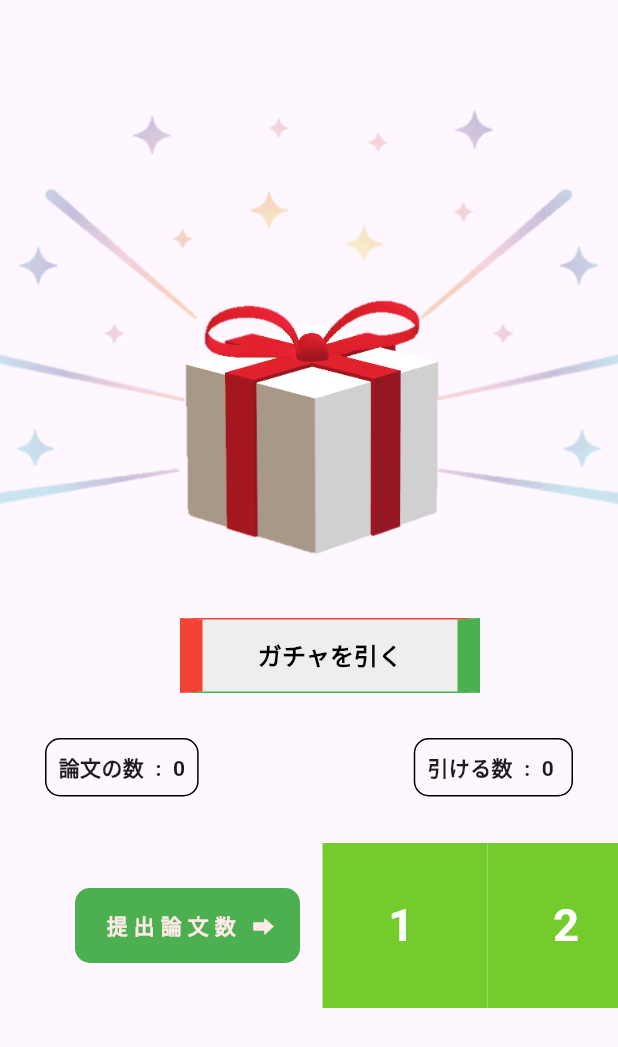
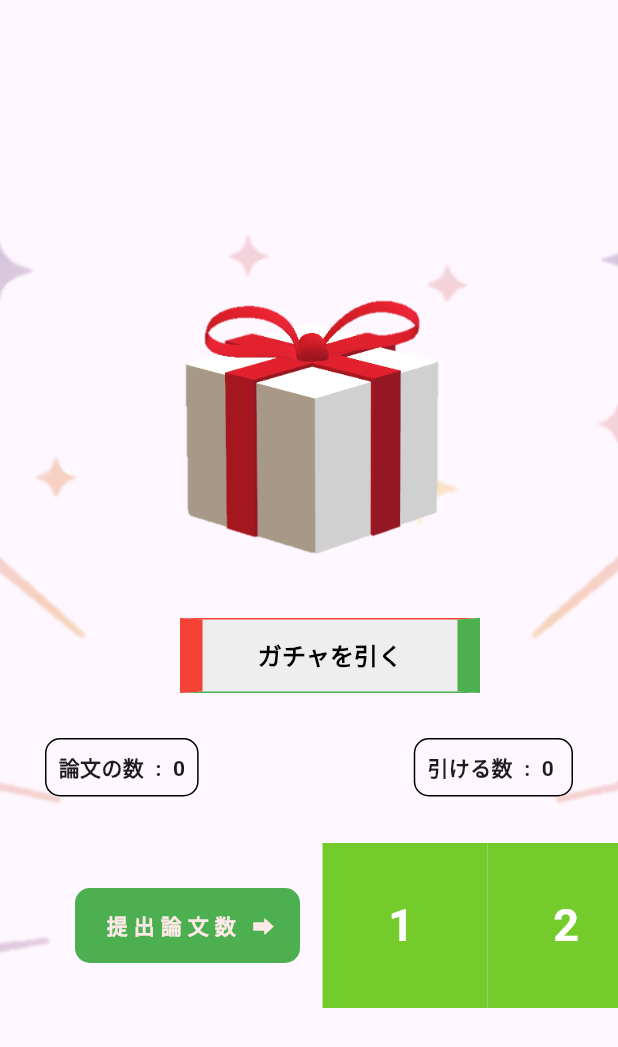
Before and after one commit to kip-i/grofessor, a Flutter app: the GachaPage widget shown alone on an empty page, opened directly, after a tap on "ガチャを引く", on a phone screen of 412 x 824 dp. Shown: the top 1047 px of the screen. Run offline on Flutter 3.47's test engine with Material 3 defaults, Android fonts, the phone set to English and light mode, and no system bars; our stand-ins replace cloud_firestore, firebase_auth, firebase_core, flutter_riverpod, freezed_annotation, marquee and 3 more; missing offline and left inert: dart:ffi, flutter_cube; accounts and stored records are empty; generated files the repository leaves out were written again; network calls fail.

Commit message:
update:リファクタリング

```diff
--- a/lib/gacha/gacha.dart
+++ b/lib/gacha/gacha.dart
@@ -5,7 +5,6 @@ import '../_state.dart';
 import 'showdialog_background.dart';
 import 'showdialog_nickname.dart';
 import 'showdialog_skin.dart';
-
 
 class Bubble extends StatelessWidget {
   final Widget child;
@@ -59,13 +58,7 @@ class GachaPage extends StatefulWidget {
 
 class GachaPageState extends State<GachaPage> {
   ScrollController _scrollController1 = ScrollController();
-
-  //int x = 10; // 現在の提出論文数が分かる
-  //int y = 20; // 現在の引けるガチャの数が分かる
-
-  String randomString =
-      'Tap the button to generate random string'; // ランダムな文字列を表示するための変数
-  // int y = 100;    //debug
+  String randomString = 'Tap the button to generate random string';
 
   @override
   Widget build(BuildContext context) {
@@ -73,30 +66,17 @@ class GachaPageState extends State<GachaPage> {
     final achieveProvider = Provider.of<AchieveProvider>(context, listen: false);
     final userProvider = Provider.of<UserProvider>(context, listen: false);
     final haveItemProvider = Provider.of<HaveItemProvider>(context, listen: false);
-    int x = achieveProvider.paperNum;
-    // int x = 10;
-    int y = gachaProvider.gachaTicket;
-    // int y = 10;
+    int paperNum = achieveProvider.paperNum;
+    int gachaTicket = gachaProvider.gachaTicket;
 
-    // gachaProvider.setGachaTicket(userProvider.userId, 1);
     void generateRandomString() {
-      print('リスト生成'+gachaProvider.gachaTicket.toString());
-      List<String> elements =
-          // gachaProvider.notHaveNickNameIdList;
-          gachaProvider.notHaveNickNameIdList +
+      List<String> elements = gachaProvider.notHaveNickNameIdList +
           gachaProvider.notHaveCharacterIdList +
           gachaProvider.notHaveBackgroundIdList;
-          // gachaProvider.notHaveBackgroundIdList;
-          // gachaProvider.notHaveCharacterIdList;
-          // gachaProvider.notHaveNickNameIdList;
-      print('y'+y.toString());
-      print(gachaProvider.notHaveBackgroundIdList);
-      print(gachaProvider.notHaveNickNameIdList);
-      print(gachaProvider.notHaveCharacterIdList);
 
-      if (elements.isEmpty || y <= 0) {
+      if (elements.isEmpty || gachaTicket <= 0) {
         setState(() {
-          randomString = 'もう出ないよ'; // 全ての要素が表示されたらガチャが引けなくなる
+          randomString = 'もう出ないよ';
         });
         return;
       }
@@ -104,27 +84,21 @@ class GachaPageState extends State<GachaPage> {
       Random random = Random();
       int randomIndex = random.nextInt(elements.length);
       String selectedElement = elements[randomIndex];
-      print('引く前'+ gachaProvider.gachaTicket.toString());
       setState(() {
         randomString = selectedElement;
-        // y = y - 1; // ガチャを引いたら'y'の値を1減らす
         gachaProvider.setGachaTicket(userProvider.userId, -1);
       });
-      print('引く後' + gachaProvider.gachaTicket.toString());
-      print('ガチャ排出：'+selectedElement.toString());
-      print(elements);
+
       if (selectedElement.startsWith('b')) {
         gachaProvider.setNotHaveBackgroundIdList(userProvider.userId, selectedElement);
         haveItemProvider.setHaveBackgroundIdList(userProvider.userId, selectedElement);
         showDialogBackground(context, selectedElement);
       } else if (selectedElement.startsWith('n')) {
-        gachaProvider.setNotHaveNickNameIdList(
-            userProvider.userId, selectedElement);
+        gachaProvider.setNotHaveNickNameIdList(userProvider.userId, selectedElement);
         haveItemProvider.setHaveNickNameIdList(userProvider.userId, selectedElement);
         showDialogNickname(context, selectedElement);
       }else{
-        gachaProvider.setNotHaveCharacterIdList(
-            userProvider.userId, selectedElement);
+        gachaProvider.setNotHaveCharacterIdList(userProvider.userId, selectedElement);
         haveItemProvider.setHaveCharacterIdList(userProvider.userId, selectedElement);
         showDialogSkin(context, selectedElement);
       }
@@ -132,13 +106,23 @@ class GachaPageState extends State<GachaPage> {
 
     return Stack(
       children: [
-        Positioned(
+        _buildBackground(context),
+        _buildPresentImage(context),
+        _buildGachaButton(context, generateRandomString),
+        _buildPaperNumDisplay(context, paperNum),
+        _buildGachaTicketDisplay(context, gachaTicket),
+        _buildScrollingPaperNum(context, paperNum),
+      ],
+    );
+  }
+
+  Positioned _buildBackground(BuildContext context) {
+    return Positioned(
       top: 0,
       left: 0,
-          child:
-            Container(
+      child: Container(
         width: MediaQuery.of(context).size.width,
-              height: MediaQuery.of(context).size.width,
+        height: MediaQuery.of(context).size.height,
         alignment: Alignment.center,
         decoration: const BoxDecoration(
           image: DecorationImage(
@@ -146,10 +130,13 @@ class GachaPageState extends State<GachaPage> {
             fit: BoxFit.cover,
           ),
         ),
-            )
       ),
-        Positioned(
-          top: MediaQuery.of(context).size.width/2.3, // Adjust this value to change the vertical position
+    );
+  }
+
+  Positioned _buildPresentImage(BuildContext context) {
+    return Positioned(
+      top: MediaQuery.of(context).size.width/2.3,
       left: 100,
       child: Image.asset(
         'assets/images/present.png',
@@ -157,9 +144,12 @@ class GachaPageState extends State<GachaPage> {
         height: MediaQuery.of(context).size.width-200,
         fit: BoxFit.cover,
       ),
-        ),
-        Positioned(
-          top: MediaQuery.of(context).size.height/2, // Adjust this value to change the vertical position
+    );
+  }
+
+  Positioned _buildGachaButton(BuildContext context, VoidCallback generateRandomString) {
+    return Positioned(
+      top: MediaQuery.of(context).size.height/2,
       left: MediaQuery.of(context).size.width/2-110,
       child: ElevatedButton(
         onPressed: generateRandomString,
@@ -196,9 +186,12 @@ class GachaPageState extends State<GachaPage> {
           ),
         ),
       ),
-        ),
-        Positioned(
-          top:MediaQuery.of(context).size.height/2 + 80,
+    );
+  }
+
+  Positioned _buildPaperNumDisplay(BuildContext context, int paperNum) {
+    return Positioned(
+      top: MediaQuery.of(context).size.height/2 + 80,
       left: 30,
       child: Container(
         decoration: BoxDecoration(
@@ -208,15 +201,18 @@ class GachaPageState extends State<GachaPage> {
         child: Padding(
           padding: const EdgeInsets.all(8.0),
           child: Text(
-                '論文の数  :  $x',
+            '論文の数  :  $paperNum',
             style: const TextStyle(
               fontWeight: FontWeight.bold,
             ),
           ),
         ),
       ),
-        ),
-        Positioned(
+    );
+  }
+
+  Positioned _buildGachaTicketDisplay(BuildContext context, int gachaTicket) {
+    return Positioned(
       top: MediaQuery.of(context).size.height / 2 + 80,
       right: 30 ,
       child: Container(
@@ -227,23 +223,35 @@ class GachaPageState extends State<GachaPage> {
         child: Padding(
           padding: const EdgeInsets.all(8.0),
           child: Text(
-                '引ける数  :  $y ',
+            '引ける数  :  $gachaTicket ',
             style: const TextStyle(
               fontWeight: FontWeight.bold,
             ),
           ),
         ),
       ),
-        ),
-        Positioned(
+    );
+  }
+
+  Positioned _buildScrollingPaperNum(BuildContext context, int paperNum) {
+    return Positioned(
       top: MediaQuery.of(context).size.height / 2 + 150,
       left: 50,
       child: SingleChildScrollView(
         scrollDirection: Axis.horizontal,
-            // controller: _scrollController1,
         child: Row(
           children: [
-                Container(
+            _buildPaperNumContainer(),
+            const SizedBox(width: 15),
+            _buildScrollingPaperList(paperNum),
+          ],
+        ),
+      ),
+    );
+  }
+
+  Container _buildPaperNumContainer() {
+    return Container(
       width: 150,
       height: 50,
       decoration: BoxDecoration(
@@ -259,14 +267,38 @@ class GachaPageState extends State<GachaPage> {
           ),
         ),
       ),
+    );
+  }
+
+  SingleChildScrollView _buildScrollingPaperList(int paperNum) {
+    return SingleChildScrollView(
+      scrollDirection: Axis.horizontal,
+      physics: const ClampingScrollPhysics(),
+      child: Row(
+        children: [
+          for (var i = 0; i < 300; i++)
+            _buildPaperStack(i, paperNum),
+        ],
       ),
-                const SizedBox(
-                  width: 15,
-                ),
-                for (var i = 0; i < 300; i++)
-                  Stack(
+    );
+  }
+
+  Stack _buildPaperStack(int i, int paperNum) {
+    return Stack(
       children: [
-                      Column(
+        _buildPaperColumn(i),
+        if (i + 1 <= paperNum)
+          _buildCheckIcon(),
+        if ((i + 1) % 3 == 0)
+          _buildStarIcon(),
+        if ((i + 1) % 3 == 0)
+          _buildRewardContainer(),
+      ],
+    );
+  }
+
+  Column _buildPaperColumn(int i) {
+    return Column(
       children: [
         Container(
           color: (i + 1) % 3 == 0
@@ -294,27 +326,33 @@ class GachaPageState extends State<GachaPage> {
           ),
         ),
       ],
-                      ),
-                      if (i + 1 <= x)
-                        Positioned(
+    );
+  }
+
+  Positioned _buildCheckIcon() {
+    return Positioned(
       top: 38,
       right: 40,
       child: Transform.scale(
         scale: 1.5,
         child: const Icon(Icons.check, color: Colors.black, size: 24 * 1.2),
       ),
-                        ),
-                      if ((i + 1) % 3 == 0)
-                        Positioned(
+    );
+  }
+
+  Positioned _buildStarIcon() {
+    return Positioned(
       top: 5,
       right: 5,
       child: Transform.scale(
         scale: 1.2,
         child: const Icon(Icons.star, color: Color.fromARGB(255, 200, 210, 18)),
       ),
-                        ),
-                      if ((i + 1) % 3 == 0)
-                        Positioned(
+    );
+  }
+
+  Positioned _buildRewardContainer() {
+    return Positioned(
       top: 75,
       right: -3,
       child: Container(
@@ -332,15 +370,6 @@ class GachaPageState extends State<GachaPage> {
           ),
         ),
       ),
-                        ),
-                    ],
-                  ),
-              ],
-            ),
-        )
-        ),
-
-      ],
     );
   }
 }
```
Lines whose indentation alone changed are shown as unchanged.
